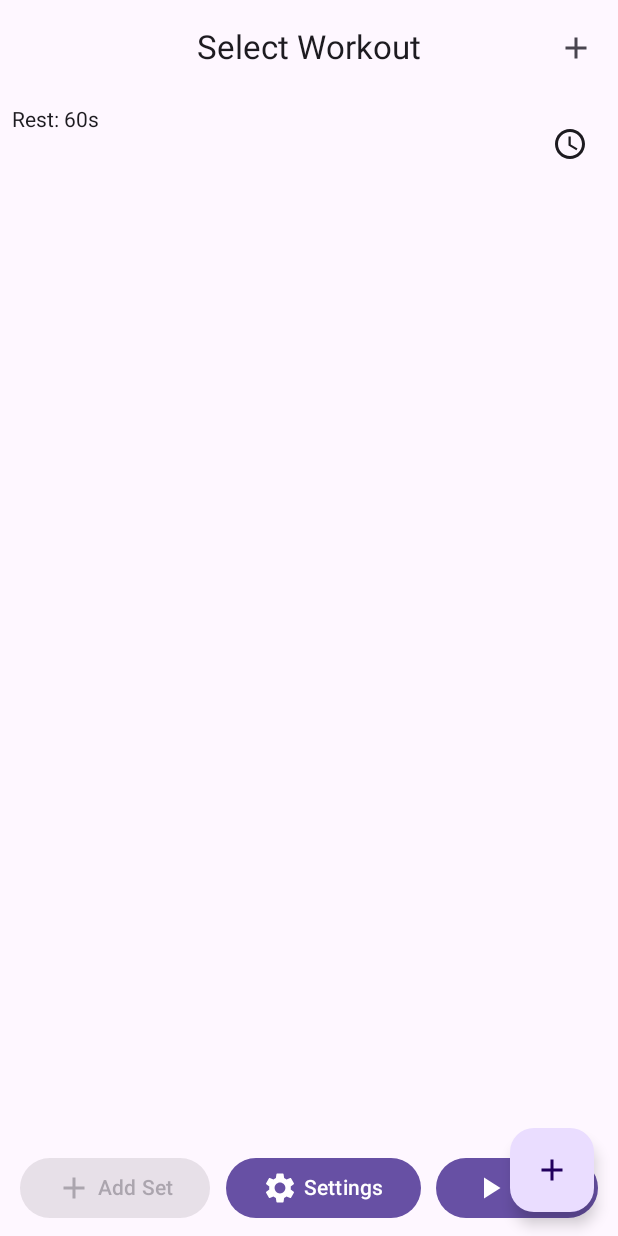
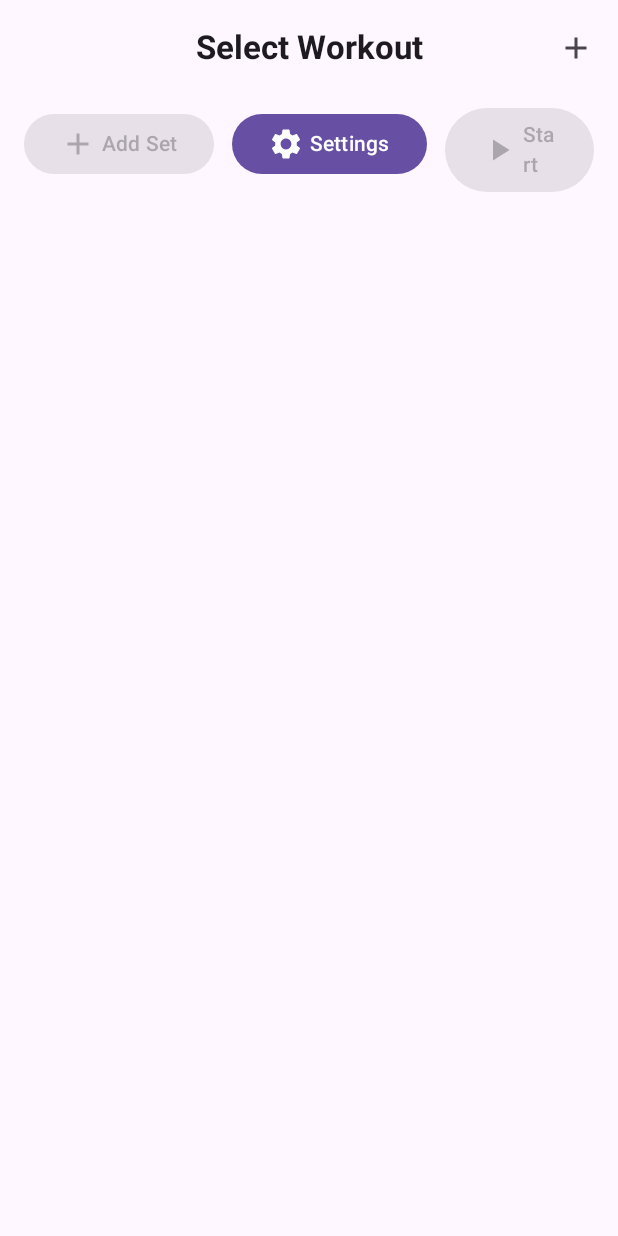
Before and after one commit to Re7enton/Re7enton_Simple_Workout_App, an Android app built with Jetpack Compose: the @Preview function MainScreenPreview, on a phone screen of 412 x 824 dp. Run offline under Robolectric (Android 15) with nearby library versions, the phone set to English and light mode, and no system bars; our stand-ins replace Dagger/Hilt's generated code, Timber; 1 statement that could not run was skipped.

Commit message:
tweaked a few sections most importantly mainscreen so that the buttons are on the top spot and removed the floating action button.

```diff
--- a/app/src/main/java/com/example/re7entonsimpleworkoutapp/ui/screens/MainScreen.kt
+++ b/app/src/main/java/com/example/re7entonsimpleworkoutapp/ui/screens/MainScreen.kt
@@ -15,6 +15,7 @@ import androidx.compose.material.icons.filled.Settings
 import androidx.compose.material.icons.filled.Timer
 import androidx.compose.material3.Button
 import androidx.compose.material3.CenterAlignedTopAppBar
+import androidx.compose.material3.DropdownMenu
 import androidx.compose.material3.DropdownMenuItem
 import androidx.compose.material3.ExperimentalMaterial3Api
 import androidx.compose.material3.ExposedDropdownMenuBox
@@ -28,6 +29,7 @@ import androidx.compose.material3.Text
 import androidx.compose.runtime.*
 import androidx.compose.ui.Modifier
 import androidx.compose.ui.graphics.Color
+import androidx.compose.ui.text.font.FontWeight
 import androidx.compose.ui.tooling.preview.Preview
 import androidx.compose.ui.unit.dp
 import androidx.hilt.navigation.compose.hiltViewModel
@@ -41,8 +43,11 @@ import timber.log.Timber
 
 @OptIn(ExperimentalMaterial3Api::class)
 @Composable
-fun MainScreen(vm: WorkoutViewModel = hiltViewModel()) {
-    // 1) State from ViewModel
+fun MainScreen(
+    modifier: Modifier = Modifier,
+    vm: WorkoutViewModel = hiltViewModel(),
+) {
+    // 1) Observe state from the ViewModel
     val workouts by vm.workouts.collectAsState()
     val selected by vm.selectedWorkout.collectAsState()
     val sets by vm.sets.collectAsState()
@@ -50,10 +55,10 @@ fun MainScreen(vm: WorkoutViewModel = hiltViewModel()) {
     val restWorkouts by vm.restBetweenWorkouts.collectAsState()
     val useWorkoutTimer by vm.useWorkoutTimer.collectAsState()
 
-    // 2) UI state
+    // 2) UI-local state
     var dropdownExpanded by remember { mutableStateOf(false) }
-    var workoutDialog by remember { mutableStateOf<Pair<Boolean, String?>>(false to null) }
-    var setDialog by remember { mutableStateOf<Pair<Boolean, WorkoutSet?>>(false to null) }
+    var workoutDialogState by remember { mutableStateOf<Pair<Boolean, String?>>(false to null) }
+    var setDialogState by remember { mutableStateOf<Pair<Boolean, WorkoutSet?>>(false to null) }
     var showTimerSettings by remember { mutableStateOf(false) }
     var showCountdown by remember { mutableStateOf(false) }
 
@@ -61,17 +66,19 @@ fun MainScreen(vm: WorkoutViewModel = hiltViewModel()) {
         topBar = {
             CenterAlignedTopAppBar(
                 title = {
-                    ExposedDropdownMenuBox(
-                        expanded = dropdownExpanded,
-                        onExpandedChange = { dropdownExpanded = !dropdownExpanded }
-                    ) {
+                    // Workout selector: text + dropdown menu
+                    Row {
                         Text(
                             text = selected?.name ?: "Select Workout",
+                            fontWeight = FontWeight.Bold,
                             modifier = Modifier
-                                .clickable { dropdownExpanded = true }
+                                // clickable only if items exist
+                                .clickable(enabled = workouts.isNotEmpty()) {
+                                    dropdownExpanded = !dropdownExpanded
+                                }
                                 .padding(8.dp)
                         )
-                        ExposedDropdownMenu(
+                        DropdownMenu(
                             expanded = dropdownExpanded,
                             onDismissRequest = { dropdownExpanded = false }
                         ) {
@@ -84,11 +91,15 @@ fun MainScreen(vm: WorkoutViewModel = hiltViewModel()) {
                                         Timber.d("Selected workout: ${w.name}")
                                     },
                                     trailingIcon = {
+                                        // Edit button
                                         IconButton(onClick = {
-                                            workoutDialog = true to w.name
-                                        }) { Icon(Icons.Default.Edit, null) }
+                                            workoutDialogState = true to w.name
+                                        }) {
+                                            Icon(Icons.Default.Edit, contentDescription = "Edit workout")
+                                        }
+                                        // Delete button
                                         IconButton(onClick = { vm.deleteWorkout(w) }) {
-                                            Icon(Icons.Default.Delete, null)
+                                            Icon(Icons.Default.Delete, contentDescription = "Delete workout")
                                         }
                                     }
                                 )
@@ -97,48 +108,71 @@ fun MainScreen(vm: WorkoutViewModel = hiltViewModel()) {
                     }
                 },
                 actions = {
-                    IconButton(onClick = { workoutDialog = true to null }) {
-                        Icon(Icons.Default.Add, null)
+                    // Single Add‑Workout button
+                    IconButton(onClick = { workoutDialogState = true to null }) {
+                        Icon(Icons.Default.Add, contentDescription = "Add workout")
                     }
                 }
             )
         },
-        floatingActionButton = {
-            // No 'enabled' param on M3 FAB
-            FloatingActionButton(onClick = { /* no-op */ }) {
-                Icon(Icons.Default.Add, null)
-            }
-        }
+        // Remove extra FAB entirely
+        floatingActionButton = {}
     ) { padding ->
         Column(
-            modifier = Modifier
+            modifier
                 .padding(padding)
                 .fillMaxSize()
         ) {
-            // Rest toggle
+            Spacer(Modifier.height(8.dp))
+
+            // 3) Display selected workout name prominently
+            selected?.let {
+                Text(
+                    text = it.name,
+                    style = MaterialTheme.typography.headlineSmall,
+                    fontWeight = FontWeight.ExtraBold,
+                    modifier = Modifier.padding(horizontal = 16.dp)
+                )
+                Spacer(Modifier.height(8.dp))
+            }
+
+            // 4) Buttons under workout selector
             Row(
                 Modifier
                     .fillMaxWidth()
-                    .padding(8.dp),
-                horizontalArrangement = Arrangement.SpaceBetween
+                    .padding(horizontal = 16.dp),
+                horizontalArrangement = Arrangement.spacedBy(12.dp)
             ) {
-                Text("Rest: ${if (useWorkoutTimer) restWorkouts else restSets}s")
-                IconToggleButton(
-                    checked = useWorkoutTimer,
-                    onCheckedChange = { vm.toggleTimerChoice(it) }
+                Button(
+                    onClick = { setDialogState = true to null },
+                    enabled = selected != null
                 ) {
-                    Icon(
-                        imageVector = if (useWorkoutTimer) Icons.Default.Timer else Icons.Default.AccessTime,
-                        contentDescription = null
-                    )
+                    Icon(Icons.Default.Add, contentDescription = "Add set")
+                    Spacer(Modifier.width(4.dp))
+                    Text("Add Set")
+                }
+                Button(onClick = { showTimerSettings = true }) {
+                    Icon(Icons.Default.Settings, contentDescription = "Timer settings")
+                    Spacer(Modifier.width(4.dp))
+                    Text("Settings")
+                }
+                Button(
+                    onClick = { showCountdown = true },
+                    enabled = selected != null
+                ) {
+                    Icon(Icons.Default.PlayArrow, contentDescription = "Start rest")
+                    Spacer(Modifier.width(4.dp))
+                    Text("Start")
                 }
             }
 
-            // Sets list
+            Spacer(Modifier.height(16.dp))
+
+            // 5) List of sets with edit/delete
             LazyColumn(
-                Modifier
+                modifier = Modifier
                     .weight(1f)
-                    .padding(8.dp)
+                    .padding(horizontal = 16.dp)
             ) {
                 items(sets) { s ->
                     Row(
@@ -150,65 +184,57 @@ fun MainScreen(vm: WorkoutViewModel = hiltViewModel()) {
                     ) {
                         Text("Weight: ${s.weightKg} kg", Modifier.padding(8.dp))
                         Row {
-                            IconButton(onClick = { setDialog = true to s }) {
-                                Icon(Icons.Default.Edit, null)
+                            IconButton(onClick = { setDialogState = true to s }) {
+                                Icon(Icons.Default.Edit, contentDescription = "Edit set")
                             }
                             IconButton(onClick = { vm.deleteSet(s) }) {
-                                Icon(Icons.Default.Delete, null)
+                                Icon(Icons.Default.Delete, contentDescription = "Delete set")
                             }
                         }
                     }
                 }
             }
-
-            // Bottom buttons
-            Row(
-                Modifier
-                    .fillMaxWidth()
-                    .padding(8.dp),
-                horizontalArrangement = Arrangement.SpaceAround
-            ) {
-                Button(onClick = { setDialog = true to null }, enabled = selected != null) {
-                    Icon(Icons.Default.Add, null); Spacer(Modifier.width(4.dp)); Text("Add Set")
-                }
-                Button(onClick = { showTimerSettings = true }) {
-                    Icon(Icons.Default.Settings, null); Spacer(Modifier.width(4.dp)); Text("Settings")
-                }
-                Button(onClick = { showCountdown = true }) {
-                    Icon(Icons.Default.PlayArrow, null); Spacer(Modifier.width(4.dp)); Text("Start")
-                }
-            }
         }
 
-        // Workout dialog
-        if (workoutDialog.first) {
+        // 6) Workout add/edit dialog
+        if (workoutDialogState.first) {
             WorkoutDialog(
-                title = if (workoutDialog.second == null) "Add Workout" else "Edit Workout",
-                initial = workoutDialog.second,
+                title = if (workoutDialogState.second == null) "Add Workout" else "Edit Workout",
+                initial = workoutDialogState.second,
                 onConfirm = { name ->
-                    if (workoutDialog.second == null) vm.addWorkout(name)
-                    else vm.editWorkout(vm.selectedWorkout.value!!.copy(name = name))
-                    workoutDialog = false to null
+                    if (workoutDialogState.second == null) {
+                        vm.addWorkout(name)
+                    } else {
+                        vm.selectedWorkout.value
+                            ?.copy(name = name)
+                            ?.let { vm.editWorkout(it) }
+                    }
+                    workoutDialogState = false to null
                 },
-                onDismiss = { workoutDialog = false to null }
+                onDismiss = { workoutDialogState = false to null }
             )
         }
 
-        // Set dialog
-        if (setDialog.first) {
+        // 7) Set add/edit dialog
+        if (setDialogState.first) {
             SetDialog(
-                title = if (setDialog.second == null) "Add Set" else "Edit Set",
-                initial = setDialog.second?.weightKg,
-                onConfirm = { wt ->
-                    if (setDialog.second == null) vm.addSet(wt)
-                    else vm.editSet(setDialog.second!!.copy(weightKg = wt))
-                    setDialog = false to null
+                title = if (setDialogState.second == null) "Add Set" else "Edit Set",
+                initial = setDialogState.second?.weightKg,
+                onConfirm = { weight ->
+                    if (setDialogState.second == null) {
+                        vm.addSet(weight)
+                    } else {
+                        setDialogState.second!!
+                            .copy(weightKg = weight)
+                            .let { vm.editSet(it) }
+                    }
+                    setDialogState = false to null
                 },
-                onDismiss = { setDialog = false to null }
+                onDismiss = { setDialogState = false to null }
             )
         }
 
-        // Timer settings
+        // 8) Rest timer settings dialog
         if (showTimerSettings) {
             RestTimerDialog(
                 defaultSet = restSets,
@@ -222,7 +248,7 @@ fun MainScreen(vm: WorkoutViewModel = hiltViewModel()) {
             )
         }
 
-        // Countdown
+        // 9) Rest countdown dialog
         if (showCountdown) {
             RestCountdownDialog(
                 seconds = if (useWorkoutTimer) restWorkouts else restSets,
```
